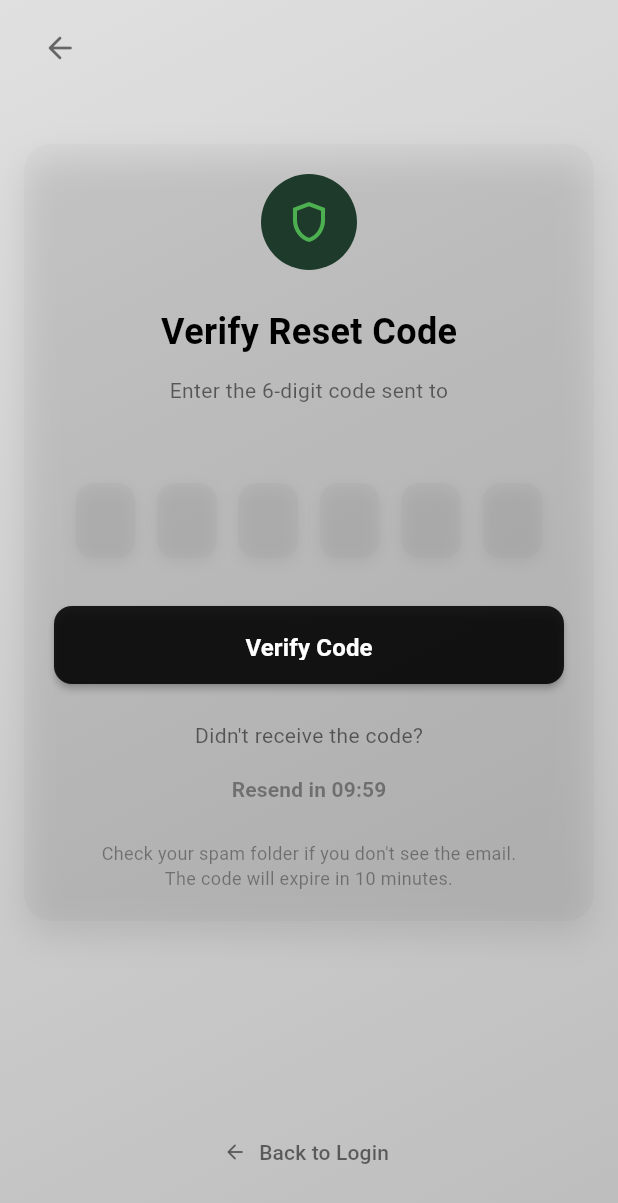
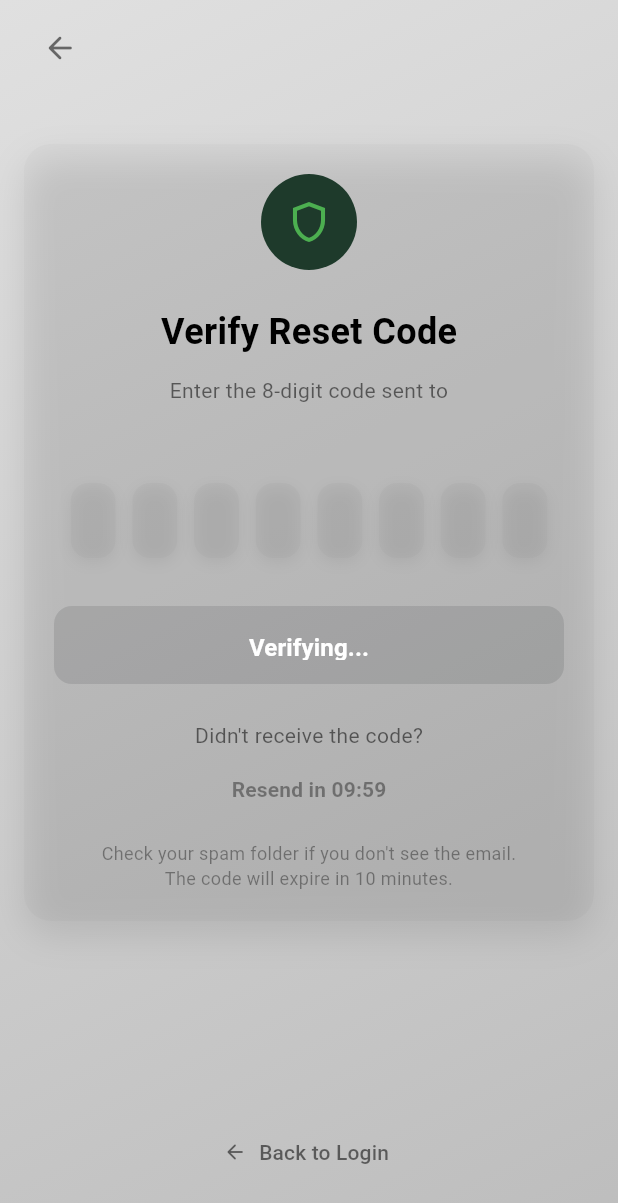
Before and after one commit to hazzemSaid/TioNova_frontend, a Flutter app: the VerifyResetCodeScreen screen opened directly with empty values, on a phone screen of 412 x 824 dp. Shown: the top 1203 px of the screen. Run offline on Flutter 3.47's test engine with Material 3 defaults, Android fonts, the phone set to English and light mode, and no system bars; our stand-ins replace bloc, dio, dotted_border, either_dart, equatable, file_picker and 10 more; missing offline and left inert: flutter_pdfview; accounts and stored records are empty; statements that could not run were skipped.

Commit message:
feat(auth): update verify email functionality to include verification code

```diff
--- a/lib/features/auth/domain/repo/authrepo.dart
+++ b/lib/features/auth/domain/repo/authrepo.dart
@@ -13,5 +13,5 @@ abstract class AuthRepo {
   );
   Future<Either<Failure, UserModel>> login(String email, String password);
   Future<Either<Failure, void>> resetPassword(String email);
-  Future<Either<Failure, UserModel>> verifyEmail(String email);
+  Future<Either<Failure, UserModel>> verifyEmail(String email, String code);
 }
--- a/lib/features/auth/domain/usecases/verifyEmailusecase.dart
+++ b/lib/features/auth/domain/usecases/verifyEmailusecase.dart
@@ -8,7 +8,7 @@ class VerifyEmailUseCase {
 
   VerifyEmailUseCase(this.authRepo);
 
-  Future<Either<Failure, UserModel>> call(String email) async {
-    return await authRepo.verifyEmail(email);
+  Future<Either<Failure, UserModel>> call(String email, String code) async {
+    return await authRepo.verifyEmail(email, code);
   }
 }
--- a/lib/features/auth/presentation/bloc/Authcubit.dart
+++ b/lib/features/auth/presentation/bloc/Authcubit.dart
@@ -118,9 +118,9 @@ class AuthCubit extends Cubit<AuthState> {
   }
 
   // Method to verify email
-  Future<void> verifyEmail(String email) async {
+  Future<void> verifyEmail(String email, String code) async {
     emit(AuthLoading());
-    final result = await verifyEmailUseCase.call(email);
+    final result = await verifyEmailUseCase.call(email, code);
 
     await result.fold(
       (failure) {
--- a/lib/features/auth/presentation/view/screens/verify_reset_code_screen.dart
+++ b/lib/features/auth/presentation/view/screens/verify_reset_code_screen.dart
@@ -1,5 +1,8 @@
 import 'package:flutter/material.dart';
+import 'package:flutter_bloc/flutter_bloc.dart';
 import 'package:go_router/go_router.dart';
+import 'package:tionova/features/auth/presentation/bloc/Authcubit.dart';
+import 'package:tionova/features/auth/presentation/bloc/Authstate.dart';
 import 'package:tionova/features/auth/presentation/view/widgets/PrimaryBtn.dart';
 
 class VerifyResetCodeScreen extends StatefulWidget {
@@ -13,11 +16,11 @@ class VerifyResetCodeScreen extends StatefulWidget {
 
 class _VerifyResetCodeScreenState extends State<VerifyResetCodeScreen> {
   final List<TextEditingController> _codeControllers = List.generate(
-    6,
+    8,
     (index) => TextEditingController(),
   );
-  final List<FocusNode> _focusNodes = List.generate(6, (index) => FocusNode());
-  final List<String> _codeDigits = List.filled(6, '');
+  final List<FocusNode> _focusNodes = List.generate(8, (index) => FocusNode());
+  final List<String> _codeDigits = List.filled(8, '');
   bool _isResending = false;
   int _remainingSeconds = 600; // 10 minutes
 
@@ -61,7 +64,7 @@ class _VerifyResetCodeScreenState extends State<VerifyResetCodeScreen> {
           _isResending = false;
           _remainingSeconds = 600; // Reset timer to 10 minutes
           // Clear all code fields
-          for (var i = 0; i < 6; i++) {
+          for (var i = 0; i < 8; i++) {
             _codeControllers[i].clear();
             _codeDigits[i] = '';
           }
@@ -74,20 +77,8 @@ class _VerifyResetCodeScreenState extends State<VerifyResetCodeScreen> {
 
   void _verifyCode() {
     final code = _codeDigits.join();
-    if (code.length != 6) return;
-
-    // Here you would call the verify code function from your auth service
-    // After verification, navigate to the reset password screen
-    // In a real app, you would verify the code with your backend first
-    ScaffoldMessenger.of(context).showSnackBar(
-      const SnackBar(
-        content: Text(
-          'Code verified successfully! Please create a new password.',
-        ),
-        backgroundColor: Colors.green,
-      ),
-    );
-    context.go('/auth/reset-password', extra: widget.email);
+    if (code.length != 8) return;
+    context.read<AuthCubit>().verifyEmail(widget.email, code);
   }
 
   @override
@@ -107,7 +98,21 @@ class _VerifyResetCodeScreenState extends State<VerifyResetCodeScreen> {
     final isDark = Theme.of(context).brightness == Brightness.dark;
     final maskedEmail = _maskEmail(widget.email);
 
-    return Scaffold(
+    return BlocListener<AuthCubit, AuthState>(
+      listener: (context, state) {
+        if (state is AuthSuccess) {
+          // Verification successful, go to home
+          context.go('/');
+        } else if (state is AuthFailure) {
+          ScaffoldMessenger.of(context).showSnackBar(
+            SnackBar(
+              content: Text(state.failure.errMessage),
+              backgroundColor: Colors.red,
+            ),
+          );
+        }
+      },
+      child: Scaffold(
         body: Container(
           decoration: BoxDecoration(
             gradient: LinearGradient(
@@ -147,7 +152,9 @@ class _VerifyResetCodeScreenState extends State<VerifyResetCodeScreen> {
 
                       // Spacing
                       SliverToBoxAdapter(
-                      child: SizedBox(height: isCompact ? h * 0.03 : h * 0.05),
+                        child: SizedBox(
+                          height: isCompact ? h * 0.03 : h * 0.05,
+                        ),
                       ),
 
                       // Verify Code Form
@@ -201,7 +208,9 @@ class _VerifyResetCodeScreenState extends State<VerifyResetCodeScreen> {
                                     style: TextStyle(
                                       fontSize: 24,
                                       fontWeight: FontWeight.bold,
-                                    color: isDark ? Colors.white : Colors.black,
+                                      color: isDark
+                                          ? Colors.white
+                                          : Colors.black,
                                     ),
                                   ),
 
@@ -209,7 +218,7 @@ class _VerifyResetCodeScreenState extends State<VerifyResetCodeScreen> {
 
                                   // Description
                                   Text(
-                                  'Enter the 6-digit code sent to\n$maskedEmail',
+                                    'Enter the 8-digit code sent to\n$maskedEmail',
                                     textAlign: TextAlign.center,
                                     style: TextStyle(
                                       fontSize: 14,
@@ -226,7 +235,7 @@ class _VerifyResetCodeScreenState extends State<VerifyResetCodeScreen> {
                                     mainAxisAlignment:
                                         MainAxisAlignment.spaceEvenly,
                                     children: List.generate(
-                                    6,
+                                      8,
                                       (index) => _buildCodeDigitField(index),
                                     ),
                                   ),
@@ -234,15 +243,24 @@ class _VerifyResetCodeScreenState extends State<VerifyResetCodeScreen> {
                                   const SizedBox(height: 32),
 
                                   // Verify Code button
-                                PrimaryBtn(
-                                  label: 'Verify Code',
-                                  onPressed: _verifyCode,
+                                  BlocBuilder<AuthCubit, AuthState>(
+                                    builder: (context, state) {
+                                      final isLoading = state is AuthLoading;
+                                      return PrimaryBtn(
+                                        label: isLoading
+                                            ? 'Verifying...'
+                                            : 'Verify Code',
+                                        onPressed: isLoading
+                                            ? null
+                                            : _verifyCode,
                                         buttonColor: isDark
                                             ? Colors.white10
                                             : Colors.black87,
                                         textColor: isDark
                                             ? Colors.white
                                             : Colors.white,
+                                      );
+                                    },
                                   ),
 
                                   const SizedBox(height: 24),
@@ -327,7 +345,9 @@ class _VerifyResetCodeScreenState extends State<VerifyResetCodeScreen> {
                               label: Text(
                                 'Back to Login',
                                 style: TextStyle(
-                                color: isDark ? Colors.white70 : Colors.black54,
+                                  color: isDark
+                                      ? Colors.white70
+                                      : Colors.black54,
                                   fontWeight: FontWeight.w500,
                                 ),
                               ),
@@ -346,6 +366,7 @@ class _VerifyResetCodeScreenState extends State<VerifyResetCodeScreen> {
             ),
           ),
         ),
+      ),
     );
   }
 
@@ -353,8 +374,9 @@ class _VerifyResetCodeScreenState extends State<VerifyResetCodeScreen> {
     final isDark = Theme.of(context).brightness == Brightness.dark;
 
     return Container(
-      width: 40,
+      width: 30,
       height: 50,
+      padding: const EdgeInsets.symmetric(horizontal: 8, vertical: 2),
       decoration: BoxDecoration(
         color: isDark ? Colors.white10 : Colors.black.withAlpha(5),
         borderRadius: BorderRadius.circular(12),
@@ -387,14 +409,11 @@ class _VerifyResetCodeScreenState extends State<VerifyResetCodeScreen> {
         onChanged: (value) {
           if (value.isNotEmpty) {
             _codeDigits[index] = value;
-            if (index < 5) {
+            if (index < 7) {
               _focusNodes[index + 1].requestFocus();
             } else {
               _focusNodes[index].unfocus();
               // Check if all digits are filled
-              if (_codeDigits.every((digit) => digit.isNotEmpty)) {
-                _verifyCode();
-              }
             }
           } else {
             _codeDigits[index] = '';
--- a/lib/features/auth/presentation/view/widgets/PrimaryBtn.dart
+++ b/lib/features/auth/presentation/view/widgets/PrimaryBtn.dart
@@ -2,7 +2,7 @@ import 'package:flutter/material.dart';
 
 class PrimaryBtn extends StatelessWidget {
   final String label;
-  final VoidCallback onPressed;
+  final VoidCallback? onPressed;
   final Color buttonColor;
   final Color textColor;
 
```
Also changed, not shown: lib/features/auth/data/AuthDataSource/Iauthdatasource.dart (+5 -2 lines), lib/features/auth/data/AuthDataSource/remoteauthdatasource.dart (+5 -2 lines), lib/features/auth/data/repo/authrepoimp.dart (+5 -2 lines), lib/features/auth/presentation/view/screens/register_screen.dart (+79 -13 lines). Lines whose indentation alone changed are shown as unchanged.
